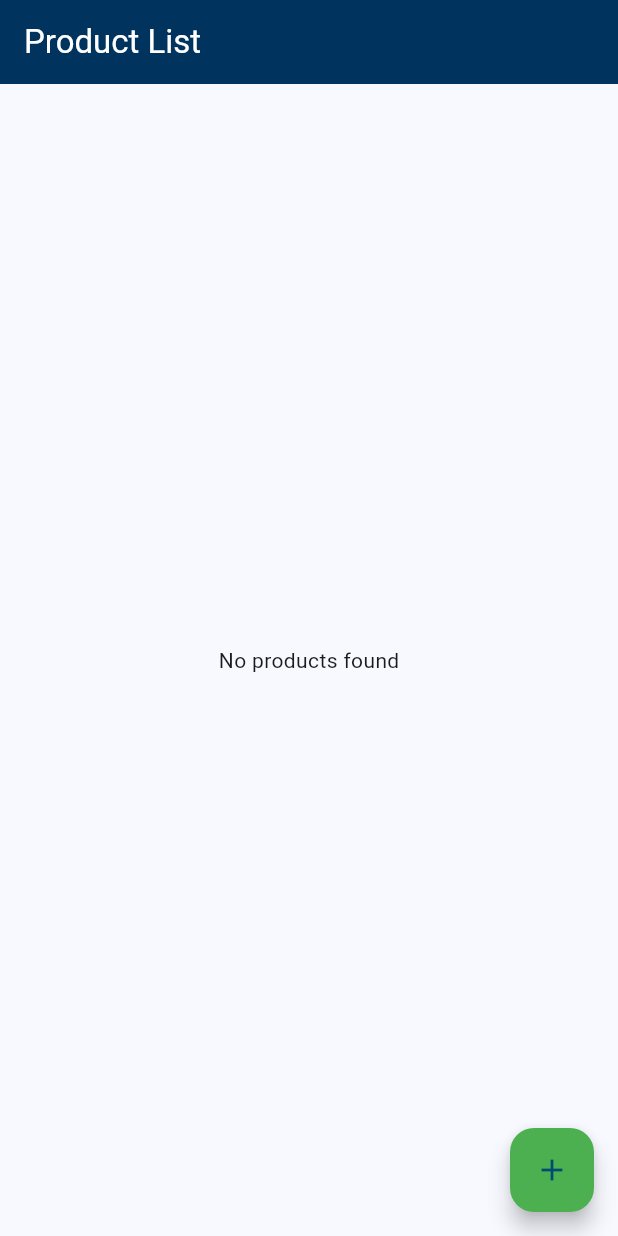
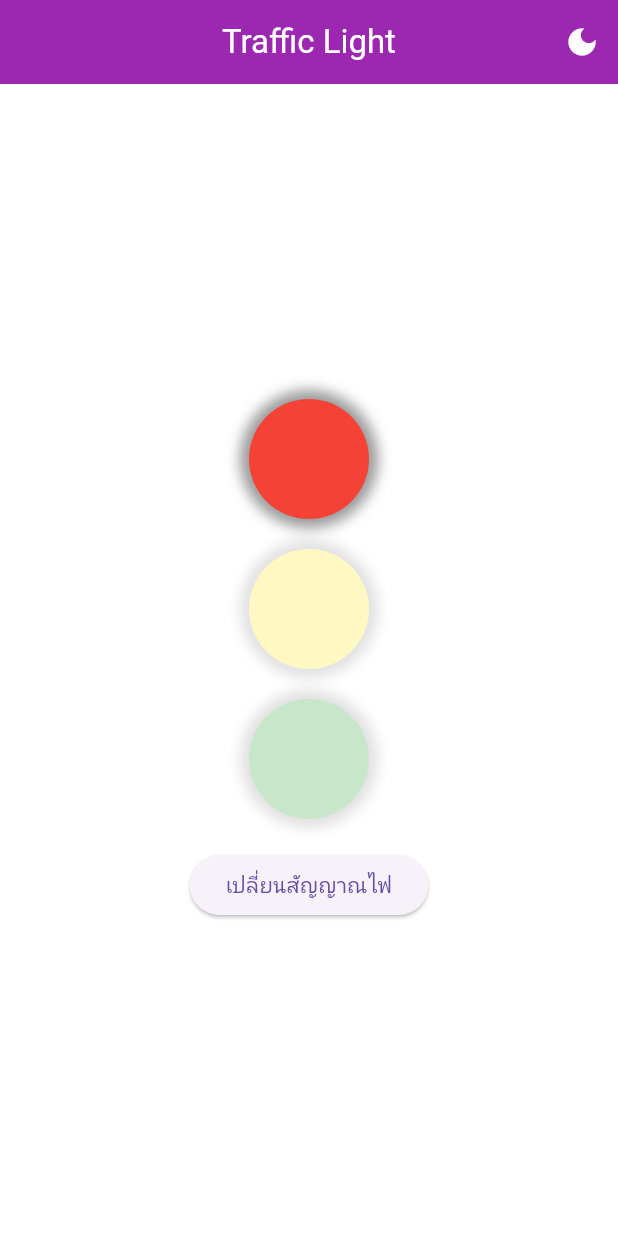
Before and after one commit to 640710505/homework2, a Flutter app: the screen it shows after launch, on a phone screen of 412 x 824 dp. Run offline on Flutter 3.47's test engine with Material 3 defaults, Android fonts, the phone set to English and light mode, and no system bars; our stand-ins replace cloud_firestore; accounts and stored records are empty.

Commit message:
homework 4

```diff
--- /dev/null
+++ b/lib/animate/traf_widget.dart
@@ -0,0 +1,41 @@
+import 'package:flutter/material.dart';
+
+class TrafficLightWidget extends StatefulWidget {
+  final Color color;
+  final double opacity;
+
+  const TrafficLightWidget({
+    super.key,
+    required this.color,
+    required this.opacity,
+  });
+
+  @override
+  State<TrafficLightWidget> createState() => _TrafficLightWidgetState();
+}
+
+class _TrafficLightWidgetState extends State<TrafficLightWidget> {
+  @override
+  Widget build(BuildContext context) {
+    return AnimatedOpacity(
+      duration: const Duration(milliseconds: 300),
+      opacity: widget.opacity,
+      child: Container(
+        height: 80,
+        width: 80,
+        decoration: BoxDecoration(
+          borderRadius: BorderRadius.circular(60),
+          color: widget.color,
+          boxShadow: [
+            BoxShadow(
+              color: Colors.black.withOpacity(0.4),
+              spreadRadius: 6,
+              blurRadius: 7,
+              offset: const Offset(0, 0), // Fixed incorrect offset usage
+            ),
+          ],
+        ),
+      ),
+    );
+  }
+}
--- /dev/null
+++ b/lib/animate/traffic.dart
@@ -0,0 +1,73 @@
+import 'package:flutter/material.dart';
+import 'package:l11/animate/traf_widget.dart';
+
+class Trafficlight extends StatefulWidget {
+  final VoidCallback toggleTheme;
+  final bool isDarkMode;
+  const Trafficlight(
+      {super.key, required this.toggleTheme, required this.isDarkMode});
+
+  @override
+  State<Trafficlight> createState() => _TrafficlightState();
+}
+
+class _TrafficlightState extends State<Trafficlight> {
+  int _currentLightIndex = 0;
+  void _toggleOpacity() {
+    setState(() {
+      _currentLightIndex = (_currentLightIndex + 1) % 3;
+    });
+  }
+
+  @override
+  Widget build(BuildContext context) {
+    return Scaffold(
+      appBar: AppBar(
+        title: Text("Traffic Light"),
+        centerTitle: true,
+        actions: [
+          IconButton(
+            icon: Icon(widget.isDarkMode ? Icons.light_mode : Icons.dark_mode),
+            onPressed: widget.toggleTheme,
+          )
+        ],
+      ),
+      body: Center(
+        child: Container(
+          child: Column(
+            mainAxisAlignment: MainAxisAlignment.center,
+            children: [
+              TrafficLightWidget(
+                color: Colors.red,
+                opacity: _currentLightIndex == 0 ? 1.0 : 0.3,
+              ),
+              SizedBox(
+                height: 20,
+              ),
+              TrafficLightWidget(
+                color: Colors.yellow,
+                opacity: _currentLightIndex == 1 ? 1.0 : 0.3,
+              ),
+              SizedBox(
+                height: 20,
+              ),
+              TrafficLightWidget(
+                color: Colors.green,
+                opacity: _currentLightIndex == 2 ? 1.0 : 0.3,
+              ),
+              SizedBox(
+                height: 20,
+              ),
+              ElevatedButton(
+                onPressed: _toggleOpacity,
+                child: Text(
+                  "เปลี่ยนสัญญาณไฟ",
+                ),
+              )
+            ],
+          ),
+        ),
+      ),
+    );
+  }
+}
--- /dev/null
+++ b/lib/component/theme.dart
@@ -0,0 +1,33 @@
+import 'package:flutter/material.dart';
+
+class AppThemes {
+  static final ThemeData lightTheme = ThemeData(
+    brightness: Brightness.light,
+    primarySwatch: Colors.purple,
+    scaffoldBackgroundColor: Colors.white,
+    appBarTheme: AppBarTheme(
+      backgroundColor: Colors.purple,
+      foregroundColor: Colors.white,
+    ),
+  );
+
+  static final ThemeData darkTheme = ThemeData(
+    brightness: Brightness.dark,
+    primarySwatch: Colors.deepPurple,
+    scaffoldBackgroundColor: Colors.black,
+    appBarTheme: AppBarTheme(
+      backgroundColor: Colors.deepPurple,
+      foregroundColor: Colors.black,
+    ),
+    elevatedButtonTheme: ElevatedButtonThemeData(
+      style: ElevatedButton.styleFrom(
+        backgroundColor: Colors.deepPurple,
+        foregroundColor: Colors.white,
+      ),
+    ),
+    colorScheme: ColorScheme.dark(
+      primary: Colors.deepPurple,
+      secondary: Colors.purpleAccent,
+    ),
+  );
+}
--- a/lib/main.dart
+++ b/lib/main.dart
@@ -1,37 +1,38 @@
 import 'package:flutter/material.dart';
-import 'model/aqi.dart';
-import 'docker_fordart/trydocker.dart';
-import 'package:firebase_core/firebase_core.dart';
-import 'model/firestore.dart';
-
-// void main() async {
-//   WidgetsFlutterBinding.ensureInitialized();
-//   try {
-//     await Firebase.initializeApp();
-//     runApp(const MyApp());
-//   } catch (e) {
-//     debugPrint("Firebase Initialization Error: $e");
-//   }
-// }
-void main(){
-  WidgetsFlutterBinding.ensureInitialized();
+import 'animate/traffic.dart';
+import 'animate/traf_widget.dart';
+import 'component/theme.dart';
+void main() {
+  // WidgetsFlutterBinding.ensureInitialized();
+  // await Firebase.initializeApp();
   runApp(const MyApp());
 }
 
-class MyApp extends StatelessWidget {
+class MyApp extends StatefulWidget {
   const MyApp({super.key});
+
+  @override
+  State<MyApp> createState() => _MyAppState();
+}
+
+class _MyAppState extends State<MyApp> {
+  bool isDarkMode = false;
+
+  void toggleTheme() {
+    setState(() {
+      isDarkMode = !isDarkMode;
+    });
+  }
 
   @override
   Widget build(BuildContext context) {
     return MaterialApp(
-      title: 'Flutter Demo',
       debugShowCheckedModeBanner: false,
-      theme: ThemeData(
-        colorScheme: ColorScheme.fromSeed(seedColor: Colors.lightBlue),
-        useMaterial3: true,
+      theme: isDarkMode ? AppThemes.darkTheme : AppThemes.lightTheme,
+      home: Trafficlight(
+        toggleTheme: toggleTheme,
+        isDarkMode: isDarkMode,
       ),
-      // home: const GreetingWidget(name: '640710505 Chonlachat Buangam'));
-      home: const DockerApi(),
     );
   }
 }
```
